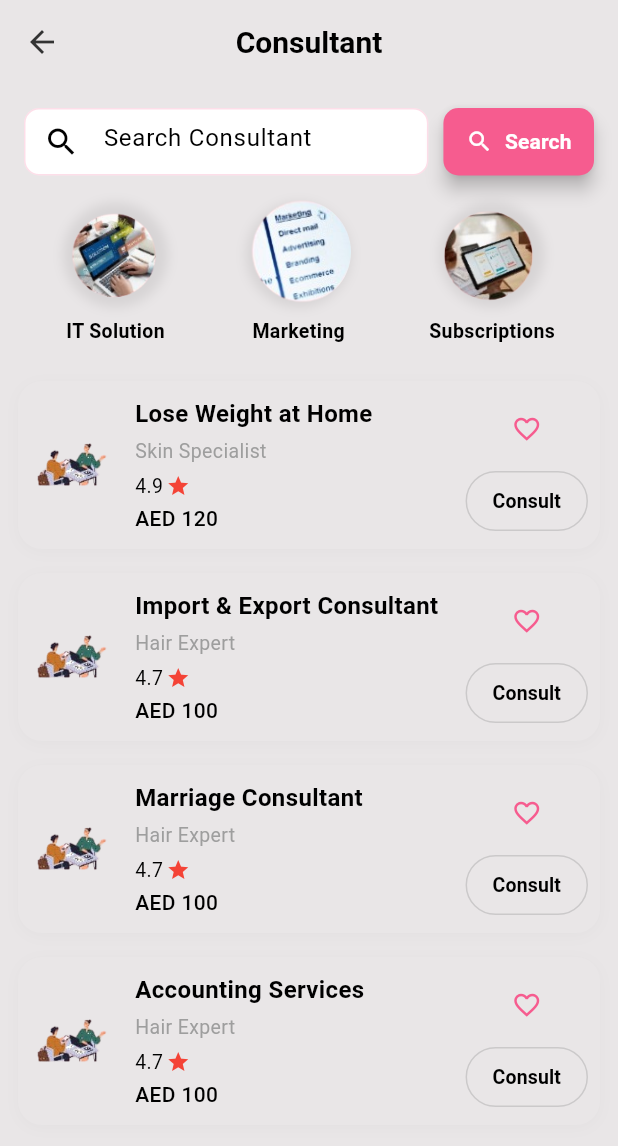
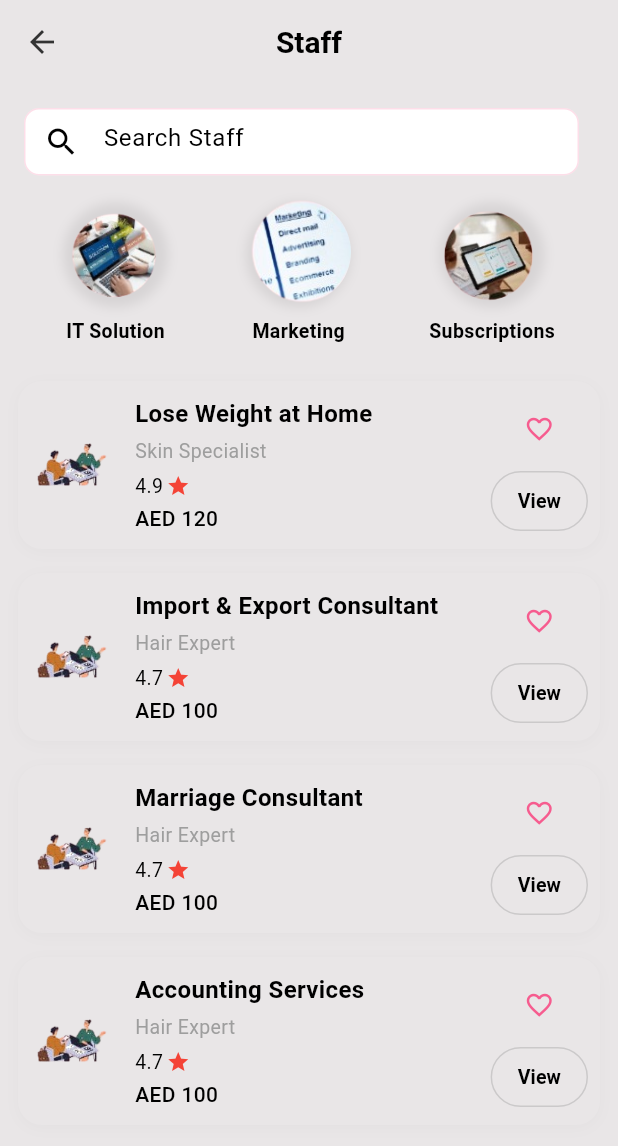
Before and after one commit to iextendlabs/services-flutter-app, a Flutter app: the ConsultantPage screen opened directly, on a phone screen of 412 x 824 dp. Shown: the top 1146 px of the screen. Run offline on Flutter 3.47's test engine with Material 3 defaults, Android fonts, the phone set to English and light mode, and no system bars; our stand-ins replace shared_preferences, table_calendar; accounts and stored records are empty; Roboto replaces fonts that are missing (Ubuntu).

Commit message:
changed consultant to staff and make it a service viewing page

```diff
--- a/lib/consultant.dart
+++ b/lib/consultant.dart
@@ -1,6 +1,7 @@
 import 'package:flutter/material.dart';
 import 'package:lipslay_flutter_frontend/constants/appColors.dart';
 import 'package:lipslay_flutter_frontend/itsolutionpage.dart';
+import 'package:lipslay_flutter_frontend/staff_detailpage.dart';
 
 class ConsultantPage extends StatefulWidget {
   const ConsultantPage({super.key});
@@ -17,6 +18,7 @@ class _ConsultantPageState extends State<ConsultantPage> {
       'specialty': 'Skin Specialist',
       'rating': 4.9,
       'fee': 120,
+
     },
     {
       'imageUrl': 'assets/images/consultant.png',
@@ -80,7 +82,7 @@ class _ConsultantPageState extends State<ConsultantPage> {
         elevation: 0,
         centerTitle: true,
         title: const Text(
-          "Consultant",
+          "Staff",
           style: TextStyle(
             color: AppColors.black,
             fontWeight: FontWeight.bold,
@@ -112,7 +114,7 @@ class _ConsultantPageState extends State<ConsultantPage> {
                         });
                       },
                       decoration: const InputDecoration(
-                        hintText: 'Search Consultant',
+                        hintText: 'Search Staff',
                         hintStyle: TextStyle(
                           color: AppColors.black,
                           fontFamily: 'Ubuntu',
@@ -129,24 +131,7 @@ class _ConsultantPageState extends State<ConsultantPage> {
                   ),
                 ),
                 const SizedBox(width: 10),
-                Container(
-                  height: 45,
-                  child: ElevatedButton.icon(
-                    onPressed: () {},
-                    icon: const Icon(Icons.search, color: AppColors.white),
-                    label: const Text(
-                      'Search',
-                      style: TextStyle(color: AppColors.white),
-                    ),
-                    style: ElevatedButton.styleFrom(
-                      backgroundColor: AppColors.accentColor,
-                      shape: RoundedRectangleBorder(
-                        borderRadius: BorderRadius.circular(10),
-                      ),
-                      padding: const EdgeInsets.symmetric(horizontal: 15),
-                    ),
-                  ),
-                ),
+
               ],
             ),
           ),
@@ -318,8 +303,17 @@ Padding(
                           ),
                           OutlinedButton(
                             onPressed: () {
-                              ScaffoldMessenger.of(context).showSnackBar(
-                                SnackBar(content: Text('Consulted ${consultant['name']}!')),
+                              Navigator.push(
+                                context,
+                                MaterialPageRoute(
+                                  builder: (context) => StaffDetailPage(
+                                    staffName: consultant['name'],
+                                    staffPhotoUrl: consultant['imageUrl'],
+                                    description: consultant['specialty'],
+                                    rating: consultant['rating'],
+                                    services: const [],
+                                  ),
+                                ),
                               );
                             },
                             style: OutlinedButton.styleFrom(
@@ -330,7 +324,7 @@ Padding(
                               padding: const EdgeInsets.symmetric(horizontal: 18, vertical: 0),
                             ),
                             child: const Text(
-                              'Consult',
+                              'View',
                               style: TextStyle(
                                 color: AppColors.black,
                                 fontWeight: FontWeight.bold,
```
Also changed, not shown: lib/staff_detailpage.dart (added, +87 -0 lines).
